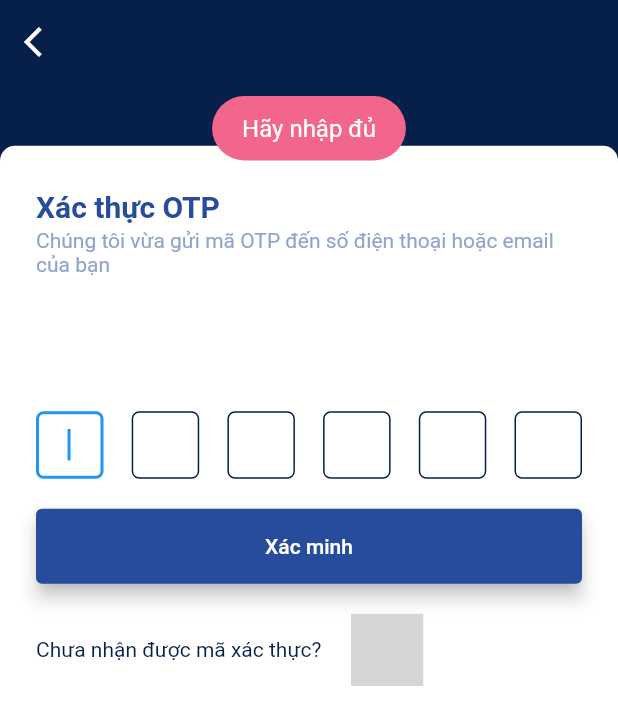
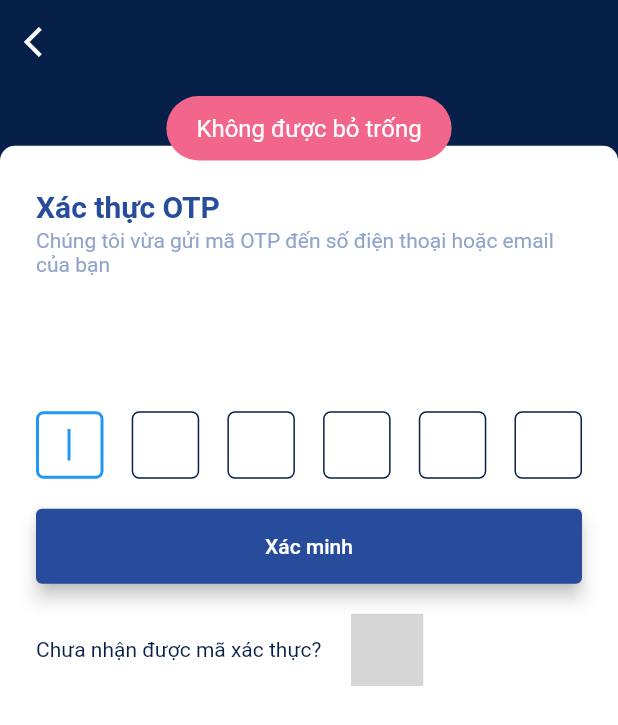
Before and after one commit to tiendungtsptvn/T2EDU, a Flutter app: the OTPRegisterPage screen opened directly, after a tap on "Xác minh", on a phone screen of 412 x 824 dp. Shown: the top 725 px of the screen. Run offline on Flutter 3.47's test engine with Material 2 defaults, Android fonts, the phone set to English and light mode, and no system bars; drawn by our look-alikes of pull_to_refresh; our stand-ins replace connectivity, cookie_jar, data_connection_checker, dio, dio_cookie_manager, easy_localization and 6 more; accounts and stored records are empty; statements that could not run were skipped; grey boxes are pictures that could not be loaded.

Commit message:
quick fix register otp page

```diff
--- a/lib/page/otp register/otp_register_page.dart
+++ b/lib/page/otp register/otp_register_page.dart
@@ -294,7 +294,7 @@ class _OTPRegisterPageState extends State<OTPRegisterPage> {
                     pin4Controller.text.toString() == '' ||
                     pin5Controller.text.toString() == '' ||
                     pin6Controller.text.toString() == '') {
-                  AppToast.showError('Hãy nhập đủ');
+                  AppToast.showError(LocaleKeys.canNotBeEmpty.tr());
                 } else {
                   String code = pinController.text.toString() +
                       pin2Controller.text.toString() +
```
